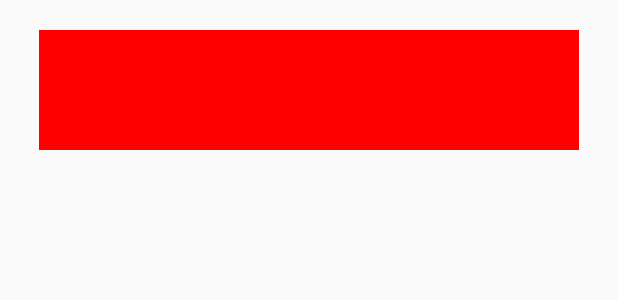
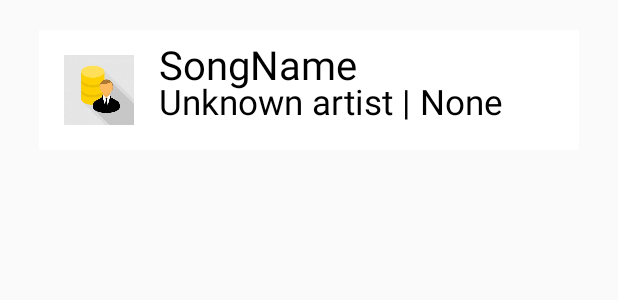
Before and after one commit to Dunloop26/MusicPlayer, an Android app: the layout activity_test.xml on its own in the app's theme, with its tools: preview values and no code run, on a phone screen of 412 x 824 dp. Shown: the top 300 px of the screen. Run offline under Robolectric (Android 15) with nearby library versions, the phone set to English and light mode, and no system bars.

Commit message:
UPDATE: SongFileView.java V1.2.2
Se listan las canciones de acuerdo con el diseño del SongFileView

```diff
--- a/app/src/main/AndroidManifest.xml
+++ b/app/src/main/AndroidManifest.xml
@@ -13,13 +13,13 @@
         android:supportsRtl="true"
         android:theme="@style/AppTheme">
         <activity android:name=".TestActivity">
+        </activity>
+        <activity android:name=".MainActivity">
             <intent-filter>
                 <action android:name="android.intent.action.MAIN" />
                 <category android:name="android.intent.category.LAUNCHER" />
             </intent-filter>
         </activity>
-        <activity android:name=".MainActivity">
-        </activity>
     </application>
 
 </manifest>
--- a/app/src/main/java/com/example/musicplayer/FileSearcher.java
+++ b/app/src/main/java/com/example/musicplayer/FileSearcher.java
@@ -21,11 +21,8 @@ public class FileSearcher {
     private String _extension;
     private Context _context;
 
-
-    //TODO: Leer rutas y valores para ignorar
-
     /**
-     * @param extension referencia a la extension del archivo
+     * @param extension Referencia a la extension del archivo
      */
     public FileSearcher(String extension, Context context) {
         _extension = addDot(extension);
--- a/app/src/main/java/com/example/musicplayer/MainActivity.java
+++ b/app/src/main/java/com/example/musicplayer/MainActivity.java
@@ -68,7 +68,7 @@ public class MainActivity extends AppCompatActivity {
         }
 
         int length = files.length;
-//        int length = 2;
+//        int length = 1;
         for (int fileIndex = 0; fileIndex < length; fileIndex++) {
             File currentFile = files[fileIndex];
 
@@ -88,7 +88,11 @@ public class MainActivity extends AppCompatActivity {
                     }
                 }
             });
-            view.setLayoutParams(new LinearLayout.LayoutParams(_fileViewContainer.getWidth() - 50, dpToPx(80, this)));
+
+            LinearLayout.LayoutParams layout = new LinearLayout.LayoutParams(_fileViewContainer.getWidth(), dpToPx(80, this));
+//            layout.weight = 1;
+//            layout.setMargins(-100,100,0,100);
+            view.setLayoutParams(layout);
 //            Log.d("Hola", _fileViewContainer.getWidth() + "");
 //            Log.d("TestView", "Width: " + view.getWidth() + " , height: " + view.getHeight());
             _fileViewContainer.addView(view);
--- a/app/src/main/java/com/example/musicplayer/views/SongFileView.java
+++ b/app/src/main/java/com/example/musicplayer/views/SongFileView.java
@@ -45,8 +45,7 @@ public class SongFileView extends View {
 
 	private Bitmap _image;
 
-	public SongFileView(Context context)
-	{
+	public SongFileView(Context context) {
 		super(context);
 		_context = context;
 		init(null);
@@ -68,34 +67,32 @@ public class SongFileView extends View {
 		getViewTreeObserver().addOnGlobalLayoutListener(new ViewTreeObserver.OnGlobalLayoutListener() {
 			@Override
 			public void onGlobalLayout() {
-				if(Build.VERSION.SDK_INT >= Build.VERSION_CODES.JELLY_BEAN)
+				if (Build.VERSION.SDK_INT >= Build.VERSION_CODES.JELLY_BEAN)
 					getViewTreeObserver().removeOnGlobalLayoutListener(this);
 				else
 					getViewTreeObserver().removeGlobalOnLayoutListener(this);
-				int imageSize = getHeight() - ((int) (_imageMargin * 2));
+				int imageSize = getMeasuredHeight() - ((int) (_imageMargin * 2));
 				_image = getResizeBitMap(_image, imageSize, imageSize);
+				Log.d("SONG_VIEW", String.format("Measured: %s,Total Image Size: %s", getMeasuredHeight(), imageSize));
 			}
 
 		});
 
-		Log.d("SONG_VIEW", String.format("attrs value is: %s", attrs));
-		if(attrs != null)
-		{
 		TypedArray typedArray = getContext().obtainStyledAttributes(attrs, R.styleable.SongFileView, 0, 0);
 
 		try {
 			_fileDisplayName = typedArray.getString(R.styleable.SongFileView_fileDisplayName);
-				if(_fileDisplayName == null) _fileDisplayName = "SongName";
+			if (_fileDisplayName == null) _fileDisplayName = "SongName";
 			_nameTextSize = typedArray.getFloat(R.styleable.SongFileView_nameTextSize, _defaultNameTextSize);
 
 			_fileDisplayArtistName = typedArray.getString(R.styleable.SongFileView_fileDisplayAlbumName);
-				if(_fileDisplayArtistName == null) _fileDisplayArtistName = "Unknown artist";
+			if (_fileDisplayArtistName == null) _fileDisplayArtistName = "Unknown artist";
 			_artistAlbumNameTextSize = typedArray.getFloat(R.styleable.SongFileView_artistAlbumNameTextSize, _defaultArtistAlbumTextSize);
 
 			_fileDisplayAlbumName = typedArray.getString(R.styleable.SongFileView_fileDisplayAlbumName);
-				if(_fileDisplayAlbumName == null) _fileDisplayAlbumName = "None";
+			if (_fileDisplayAlbumName == null) _fileDisplayAlbumName = "None";
 
-				_backgroundDisplayColor = typedArray.getColor(R.styleable.SongFileView_backgroundDisplayColor, Color.RED);
+			_backgroundDisplayColor = typedArray.getColor(R.styleable.SongFileView_backgroundDisplayColor, Color.WHITE);
 			_fontDisplayColor = typedArray.getColor(R.styleable.SongFileView_fontDisplayColor, Color.BLACK);
 
 			_imageMargin = typedArray.getFloat(R.styleable.SongFileView_imageMargin, 25f);
@@ -103,26 +100,28 @@ public class SongFileView extends View {
 		} finally {
 			typedArray.recycle();
 		}
-		}
 
-		setMinimumHeight(200);
-		setMinimumWidth(100);
 		Log.d("SET_SIZE", "Set the minimum width and height");
 	}
 
 	private Bitmap getResizeBitMap(Bitmap bitmap, int reqWidth, int reqHeight) {
 		Matrix matrix = new Matrix();
 
-		RectF src = new RectF(_imageMargin, _imageMargin, bitmap.getWidth(), bitmap.getHeight());
-		RectF dst = new RectF(_imageMargin, _imageMargin, reqWidth, reqHeight);
+		RectF src = new RectF(0f, 0f, bitmap.getWidth(), bitmap.getHeight());
+		RectF dst = new RectF(0f, 0f, reqWidth, reqHeight);
 
 		matrix.setRectToRect(src, dst, Matrix.ScaleToFit.CENTER);
 
 		return Bitmap.createBitmap(bitmap, 0, 0, bitmap.getWidth(), bitmap.getHeight(), matrix, true);
 	}
 
-	public void setReferenceFile(File file) {_referenceFile = file;}
-	public File getReferenceFile() {return _referenceFile;}
+	public void setReferenceFile(File file) {
+		_referenceFile = file;
+	}
+
+	public File getReferenceFile() {
+		return _referenceFile;
+	}
 
 	public void setFileDisplayName(String displayName) {
 		_fileDisplayName = displayName;
@@ -150,18 +149,18 @@ public class SongFileView extends View {
 		getDrawingRect(_drawingRect);
 		canvas.drawRect(_drawingRect, _painter);
 
-//		_painter.setColor(_fontDisplayColor);
-//		_painter.setTextAlign(Paint.Align.LEFT);
-//		_painter.setTextSize(_nameTextSize);
-//		canvas.drawBitmap(_image, _imageMargin, _imageMargin, null);
-//		canvas.drawText(_fileDisplayName, _image.getWidth() + ((int) (_imageMargin * 2)),
-//				((height / 4f) + _imageMargin) + (height * 0.1f),
-//				_painter);
-//		_painter.setTextSize(_artistAlbumNameTextSize);
-//		canvas.drawText(String.format("%s | %s", _fileDisplayArtistName,_fileDisplayAlbumName),
-//				_image.getWidth() + ((int) (_imageMargin * 2)),
-//				(((height / 4f) + (height / 2f)) + _imageMargin) + (height * 0.1f),
-//				_painter);
+		_painter.setColor(_fontDisplayColor);
+		_painter.setTextAlign(Paint.Align.LEFT);
+		_painter.setTextSize(_nameTextSize);
+		canvas.drawBitmap(_image, _imageMargin, _imageMargin, null);
+		canvas.drawText(_fileDisplayName, _image.getWidth() + ((int) (_imageMargin * 2)),
+				((height / 4f) + _imageMargin) + (height * 0.1f),
+				_painter);
+		_painter.setTextSize(_artistAlbumNameTextSize);
+		canvas.drawText(String.format("%s | %s", _fileDisplayArtistName,_fileDisplayAlbumName),
+				_image.getWidth() + ((int) (_imageMargin * 2)),
+				(((height / 4f) + (height / 2f)) + _imageMargin) + (height * 0.1f),
+				_painter);
 //		Log.d("Hola1", "(" + getWidth() + " , " + getHeight() + "), Image: (" + _image.getWidth() + ", " + _image.getHeight() + ")");
 //		Log.d("Hola1", "x: " + (_image.getWidth() + ((int) (_imageMargin * 2))));
 //		Log.d("Hola1", "y: " + ((((height / 4f) + (height / 2f)) + _imageMargin) + (height * 0.1f)));
--- a/app/src/main/res/layout/activity_main.xml
+++ b/app/src/main/res/layout/activity_main.xml
@@ -20,7 +20,7 @@
         android:id="@+id/scrollView2"
         android:layout_width="419dp"
         android:layout_height="570dp"
-        android:padding="50dp"
+        android:padding="20dp"
         app:layout_constraintEnd_toEndOf="parent"
         app:layout_constraintStart_toStartOf="parent"
         app:layout_constraintTop_toTopOf="parent">
```
Lines whose indentation alone changed are shown as unchanged.
